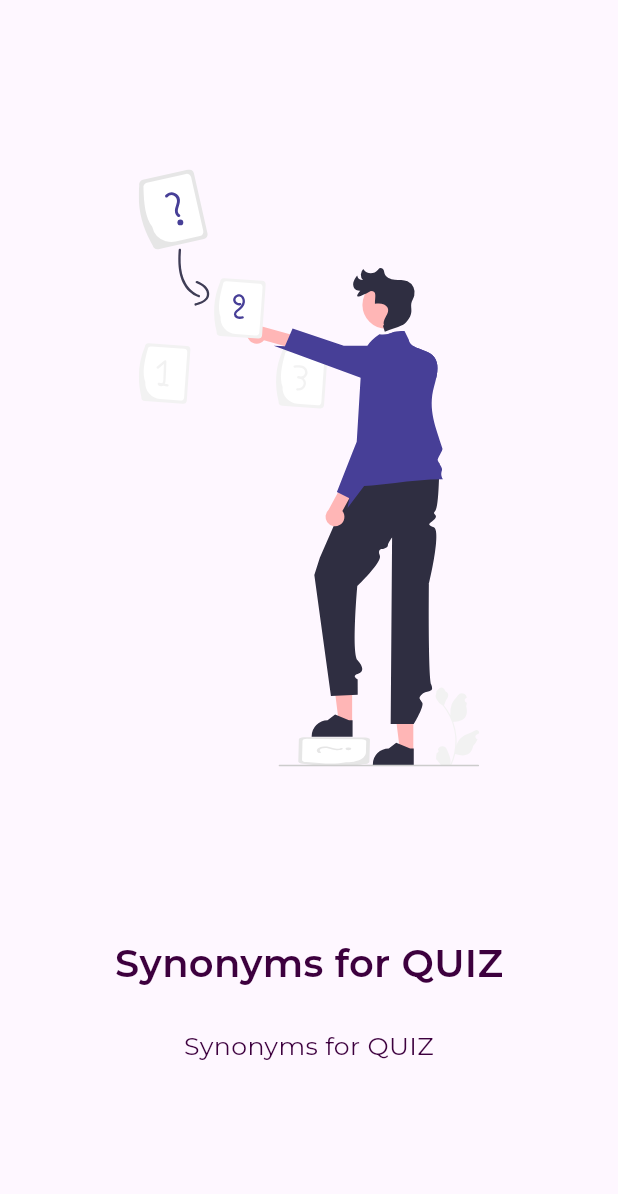
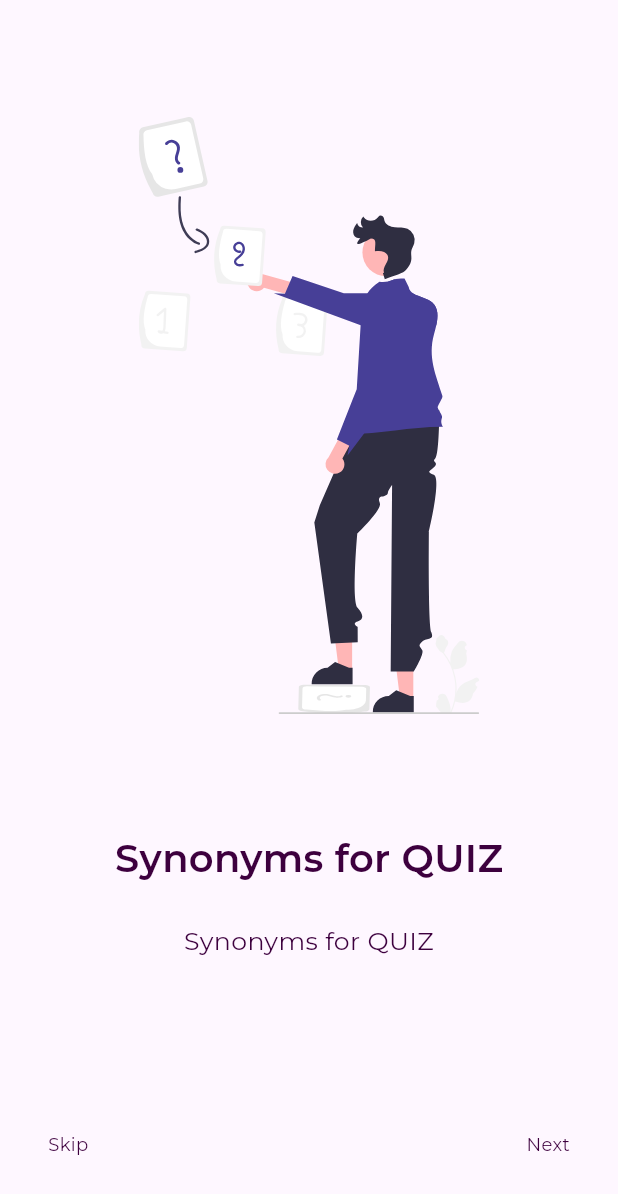
Before and after one commit to ali4hassan9ali2022/qiuz, a Flutter app: the OnBoardingView screen opened by its route, on a phone screen of 412 x 824 dp. Shown: the top 1194 px of the screen. Run offline on Flutter 3.47's test engine with Material 3 defaults, Android fonts, the phone set to English and light mode, and no system bars; our stand-ins replace flutter_svg; project files that could hold a hidden picture were left out.

Commit message:
create custom bottom nav bar

```diff
--- a/lib/Featured/on_boarding/View/on_boarding_view.dart
+++ b/lib/Featured/on_boarding/View/on_boarding_view.dart
@@ -1,4 +1,5 @@
 import 'package:flutter/material.dart';
+import 'package:quiz_app/Featured/on_boarding/Widgets/custom_bottom_nav_bar.dart';
 import 'package:quiz_app/Featured/on_boarding/Widgets/on_boarding_view_body.dart';
 
 class OnBoardingView extends StatelessWidget {
@@ -7,6 +8,7 @@ class OnBoardingView extends StatelessWidget {
   @override
   Widget build(BuildContext context) {
     return Scaffold(
+      bottomNavigationBar: CustomBottomNavBar(),
       body: Padding(
         padding: const EdgeInsets.symmetric(horizontal: 35),
         child: OnBoardingViewBody(),
--- /dev/null
+++ b/lib/Featured/on_boarding/Widgets/custom_bottom_nav_bar.dart
@@ -0,0 +1,32 @@
+import 'package:flutter/material.dart';
+import 'package:quiz_app/Core/utils/app_styles.dart';
+
+class CustomBottomNavBar extends StatelessWidget {
+  const CustomBottomNavBar({super.key});
+
+  @override
+  Widget build(BuildContext context) {
+    return Padding(
+      padding: const EdgeInsets.only(left: 32, right: 32, bottom: 53),
+      child: Row(
+        mainAxisAlignment: MainAxisAlignment.spaceBetween,
+        children: [
+          Text("Skip", style: AppStyles.styleRegular15(context)),
+          // DotsIndicator(
+          //   dotsCount: Constents.items.length,
+          //   decorator: DotsDecorator(),
+          //   animate: true,
+          //   onTap: (position) {
+          //     Constents.pageController.animateToPage(
+          //       position,
+          //       duration: Duration(milliseconds: 750),
+          //       curve: Curves.bounceIn,
+          //     );
+          //   },
+          // ),
+          Text("Next", style: AppStyles.styleRegular15(context)),
+        ],
+      ),
+    );
+  }
+}
--- a/lib/Featured/on_boarding/Widgets/on_boarding_view_body.dart
+++ b/lib/Featured/on_boarding/Widgets/on_boarding_view_body.dart
@@ -7,7 +7,9 @@ class OnBoardingViewBody extends StatelessWidget {
 
   @override
   Widget build(BuildContext context) {
+
     return PageView.builder(
+      controller: Constents.pageController,
       itemCount: Constents.items.length,
       itemBuilder: (context, index) {
         return CustomPageViewitem(itemModel: Constents.items[index]);
--- a/lib/constents.dart
+++ b/lib/constents.dart
@@ -1,3 +1,4 @@
+import 'package:flutter/material.dart';
 import 'package:quiz_app/Core/utils/assets.dart';
 import 'package:quiz_app/Featured/on_boarding/Models/item_model.dart';
 
@@ -20,4 +21,5 @@ abstract class Constents {
       subTitle: "Culpa qui officia deserunt mollit anim id est laborum.",
     ),
   ];
+ static PageController pageController = PageController();
 }
--- a/pubspec.yaml
+++ b/pubspec.yaml
@@ -29,6 +29,7 @@ environment:
 # versions available, run `flutter pub outdated`.
 dependencies:
   cupertino_icons: ^1.0.8
+  dots_indicator: ^4.0.1
   flutter:
     sdk: flutter
   flutter_svg: ^2.0.17
```
Also changed, not shown: pubspec.lock.
